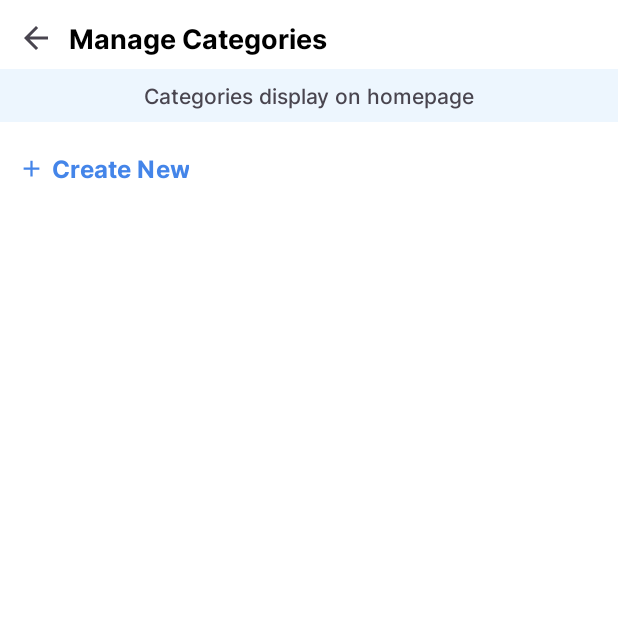
After one commit to lamlqdev/ToDoList, an Android app: the AddOrEditCategoryActivity screen opened directly, with no data from a screen before it, on a phone screen of 412 x 824 dp, the top half of it. The commit adds this screen. Run offline under Robolectric (Android 15) with nearby library versions, the phone set to English and light mode, and no system bars.

Commit message:
add ManageCategory activity

```diff
--- a/app/src/main/AndroidManifest.xml
+++ b/app/src/main/AndroidManifest.xml
@@ -12,6 +12,9 @@
         android:supportsRtl="true"
         android:theme="@style/Theme.ToDoList"
         tools:targetApi="31">
+        <activity
+            android:name=".activity.AddOrEditCategoryActivity"
+            android:exported="false" />
         <activity
             android:name=".activity.TimeLineCompletedTaskActivity"
             android:exported="false" />
--- /dev/null
+++ b/app/src/main/java/com/example/todolist/activity/AddOrEditCategoryActivity.java
@@ -0,0 +1,17 @@
+package com.example.todolist.activity;
+
+import android.os.Bundle;
+
+import androidx.appcompat.app.AppCompatActivity;
+
+import com.example.todolist.databinding.ActivityAddOrEditCategoryBinding;
+
+public class AddOrEditCategoryActivity extends AppCompatActivity {
+    private ActivityAddOrEditCategoryBinding binding;
+    @Override
+    protected void onCreate(Bundle savedInstanceState) {
+        super.onCreate(savedInstanceState);
+        binding = ActivityAddOrEditCategoryBinding.inflate(getLayoutInflater());
+        setContentView(binding.getRoot());
+    }
+}
--- a/app/src/main/java/com/example/todolist/adapter/CategoryAdapter.java
+++ b/app/src/main/java/com/example/todolist/adapter/CategorySelectorAdapter.java
@@ -14,7 +14,7 @@ import com.example.todolist.model.Category;
 
 import java.util.List;
 
-public class CategoryAdapter extends RecyclerView.Adapter<CategoryAdapter.CategoryViewHolder> {
+public class CategorySelectorAdapter extends RecyclerView.Adapter<CategorySelectorAdapter.CategoryViewHolder> {
     private List<Category> categories;
     private Context context;
     private LayoutInflater layoutInflater;
@@ -25,7 +25,7 @@ public class CategoryAdapter extends RecyclerView.Adapter<CategoryAdapter.Catego
         void onItemCategoryClick(String categoryName);
     }
 
-    public CategoryAdapter(Context context, List<Category> categories, OnClickListener onClickListener) {
+    public CategorySelectorAdapter(Context context, List<Category> categories, OnClickListener onClickListener) {
         this.categories = categories;
         this.context = context;
         this.onClickListener = onClickListener;
--- a/app/src/main/java/com/example/todolist/fragment/TasksFragment.java
+++ b/app/src/main/java/com/example/todolist/fragment/TasksFragment.java
@@ -9,7 +9,6 @@ import androidx.activity.result.ActivityResultLauncher;
 import androidx.activity.result.contract.ActivityResultContracts;
 import androidx.annotation.NonNull;
 import androidx.fragment.app.Fragment;
-import androidx.recyclerview.widget.ItemTouchHelper;
 import androidx.recyclerview.widget.LinearLayoutManager;
 import androidx.recyclerview.widget.RecyclerView;
 
@@ -19,24 +18,22 @@ import android.text.Editable;
 import android.text.SpannableString;
 import android.text.Spanned;
 import android.text.TextWatcher;
-import android.text.style.StrikethroughSpan;
 import android.text.style.UnderlineSpan;
-import android.util.Log;
 import android.view.ContextThemeWrapper;
 import android.view.Gravity;
 import android.view.LayoutInflater;
 import android.view.View;
 import android.view.ViewGroup;
 import android.widget.ImageButton;
-import android.widget.LinearLayout;
 import android.widget.PopupMenu;
 
 import com.example.todolist.DAO.CategoryDAOImpl;
 import com.example.todolist.DAO.TaskDAOImpl;
 import com.example.todolist.R;
+import com.example.todolist.activity.AddOrEditCategoryActivity;
 import com.example.todolist.activity.TimeLineCompletedTaskActivity;
 import com.example.todolist.activity.UpdateTaskActivity;
-import com.example.todolist.adapter.CategoryAdapter;
+import com.example.todolist.adapter.CategorySelectorAdapter;
 import com.example.todolist.adapter.TaskAdapter;
 import com.example.todolist.databinding.FragmentTaskBinding;
 import com.example.todolist.model.Category;
@@ -45,11 +42,9 @@ import com.example.todolist.utils.TaskCategorizer;
 
 import java.time.LocalDate;
 import java.util.ArrayList;
-import java.util.Collections;
-import java.util.Comparator;
 import java.util.List;
 
-public class TasksFragment extends Fragment implements BottomSheetAddTaskFragment.OnTaskAddedListener, TaskAdapter.OnTaskInteractionListener, CategoryAdapter.OnClickListener, SoftPickerDialogFragment.OnSortOptionSelectedListener{
+public class TasksFragment extends Fragment implements BottomSheetAddTaskFragment.OnTaskAddedListener, TaskAdapter.OnTaskInteractionListener, CategorySelectorAdapter.OnClickListener, SoftPickerDialogFragment.OnSortOptionSelectedListener{
     private FragmentTaskBinding binding;
     private CategoryDAOImpl categoryDAOImpl;
     private TaskDAOImpl taskDAOImpl;
@@ -61,7 +56,7 @@ public class TasksFragment extends Fragment implements BottomSheetAddTaskFragmen
     private List<Task> todayTasks = new ArrayList<>();
     private List<Task> futureTasks = new ArrayList<>();
     private List<Task> completedTasks = new ArrayList<>();
-    private CategoryAdapter categoryAdapter;
+    private CategorySelectorAdapter categoryAdapter;
     private TaskAdapter previousTaskAdapter;
     private TaskAdapter todayTaskAdapter;
     private TaskAdapter futureTaskAdapter;
@@ -170,7 +165,7 @@ public class TasksFragment extends Fragment implements BottomSheetAddTaskFragmen
 
     private void setRecyclerViewCategory() {
         categoryList = categoryDAOImpl.getAllCategories();
-        categoryAdapter = new CategoryAdapter(getContext(), categoryList, this);
+        categoryAdapter = new CategorySelectorAdapter(getContext(), categoryList, this);
 
         binding.categoryContainer.setLayoutManager(new LinearLayoutManager(getContext(), LinearLayoutManager.HORIZONTAL, false));
         binding.categoryContainer.setAdapter(categoryAdapter);
@@ -240,6 +235,11 @@ public class TasksFragment extends Fragment implements BottomSheetAddTaskFragmen
                                 binding.categoryManagerContainer.setVisibility(View.VISIBLE);
                             }
                         });
+                    }
+
+                    if (item.getItemId() == R.id.manage_categories){
+                        Intent intent = new Intent(requireContext(), AddOrEditCategoryActivity.class);
+                        startActivity(intent);
                     }
                     return true;
                 });
--- /dev/null
+++ b/app/src/main/res/layout/activity_add_or_edit_category.xml
@@ -0,0 +1,70 @@
+<?xml version="1.0" encoding="utf-8"?>
+<LinearLayout xmlns:android="http://schemas.android.com/apk/res/android"
+    xmlns:tools="http://schemas.android.com/tools"
+    xmlns:app="http://schemas.android.com/apk/res-auto"
+    android:id="@+id/main"
+    android:layout_width="match_parent"
+    android:layout_height="match_parent"
+    android:orientation="vertical"
+    android:background="@color/white"
+    tools:context=".activity.AddOrEditCategoryActivity">
+
+    <LinearLayout
+        android:layout_width="wrap_content"
+        android:layout_height="wrap_content"
+        android:layout_marginStart="12dp"
+        android:layout_marginTop="12dp"
+        android:gravity="center"
+        android:orientation="horizontal">
+
+        <ImageButton
+            android:id="@+id/buttonBack"
+            android:layout_width="wrap_content"
+            android:layout_height="wrap_content"
+            android:background="@null"
+            android:contentDescription="@string/task_option"
+            android:src="@drawable/ic_back"/>
+
+        <TextView
+            android:layout_width="wrap_content"
+            android:layout_height="wrap_content"
+            android:layout_marginStart="10dp"
+            android:textSize="18sp"
+            android:textColor="@color/black"
+            android:fontFamily="@font/inter_bold"
+            android:text="@string/manage_categories"/>
+    </LinearLayout>
+
+    <TextView
+        android:layout_width="match_parent"
+        android:layout_height="wrap_content"
+        android:layout_marginTop="7dp"
+        android:paddingTop="7dp"
+        android:paddingBottom="7dp"
+        android:text="@string/categories_display_on_homepage"
+        android:textAlignment="center"
+        android:textSize="14sp"
+        android:fontFamily="@font/inter_medium"
+        android:background="@color/date_time_bg" />
+
+    <androidx.recyclerview.widget.RecyclerView
+        android:id="@+id/recyclerViewCategories"
+        android:layout_width="match_parent"
+        android:layout_height="wrap_content"
+        android:layout_marginStart="12dp"
+        android:layout_marginTop="7dp"/>
+
+    <Button
+        style="@style/Widget.Material3.Button.TextButton"
+        android:id="@+id/buttonAddSubtask"
+        android:layout_width="wrap_content"
+        android:layout_height="wrap_content"
+        android:text="@string/create_new"
+        android:fontFamily="@font/inter_bold"
+        android:textSize="16sp"
+        android:clickable="false"
+        android:background="@android:color/transparent"
+        app:rippleColor="@null"
+        app:icon="@drawable/ic_add"/>
+
+</LinearLayout>
--- a/app/src/main/res/values/strings.xml
+++ b/app/src/main/res/values/strings.xml
@@ -64,4 +64,6 @@
     <string name="task_create_time">Task Create Time</string>
     <string name="select">SELECT</string>
     <string name="alphabetical_a_z">Alphabetical A-Z</string>
+    <string name="categories_display_on_homepage">Categories display on homepage</string>
+    <string name="create_new">Create New</string>
 </resources>
```
